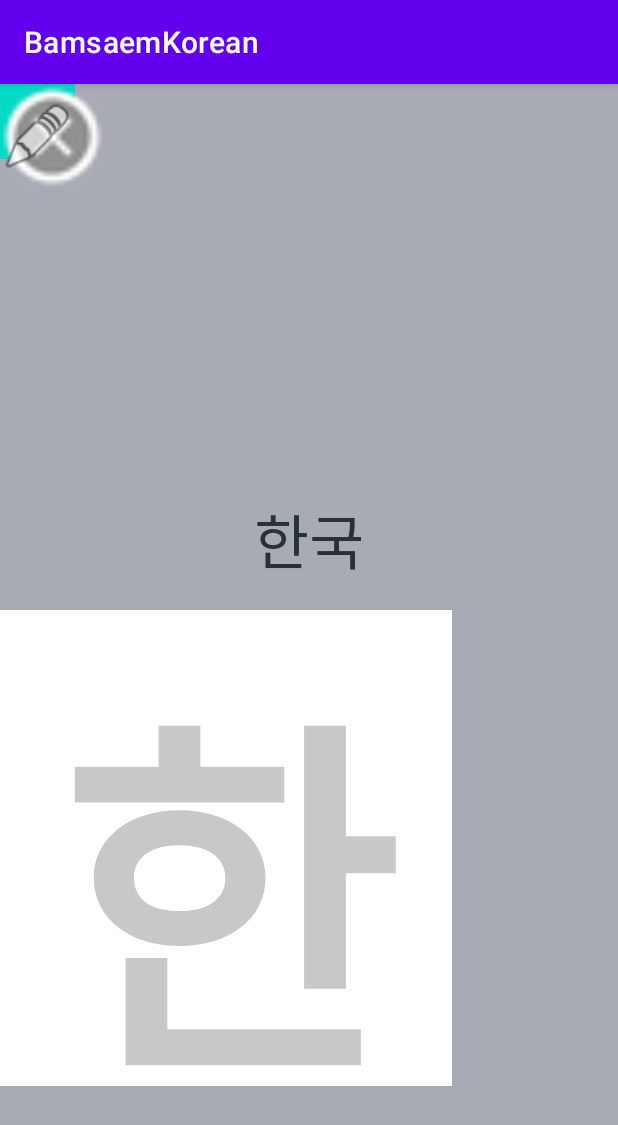
After one commit to MibSang/BamsaemKorean, an Android app: the MainActivity2 screen opened directly, with no data from a screen before it, on a phone screen of 412 x 824 dp. The commit adds this screen. Shown: the top 1125 px of the screen. Run offline under Robolectric (Android 15) with nearby library versions, the phone set to English and light mode, and no system bars.

Commit message:
쓰기 연습 레이아웃

```diff
--- a/app/src/main/AndroidManifest.xml
+++ b/app/src/main/AndroidManifest.xml
@@ -3,10 +3,12 @@
     package="com.example.bamsaemkorean">
 
     <queries>
-        <package android:name="com.google.android.googlequicksearchbox"/>
+        <package android:name="com.google.android.googlequicksearchbox" />
     </queries>
-    <uses-permission android:name="android.permission.RECORD_AUDIO"/>
-    <uses-permission android:name="android.permission.INTERNET"/>
+
+    <uses-permission android:name="android.permission.RECORD_AUDIO" />
+    <uses-permission android:name="android.permission.INTERNET" />
+
     <application
         android:allowBackup="true"
         android:icon="@mipmap/ic_launcher"
@@ -15,14 +17,17 @@
         android:supportsRtl="true"
         android:theme="@style/Theme.BamsaemKorean">
         <activity
+            android:name=".MainActivity2"
+            android:exported="false" />
+        <activity
             android:name=".MainActivity"
             android:exported="true">
             <intent-filter>
                 <action android:name="android.intent.action.MAIN" />
+
                 <category android:name="android.intent.category.LAUNCHER" />
             </intent-filter>
         </activity>
-
     </application>
 
 </manifest>
--- /dev/null
+++ b/app/src/main/java/com/example/bamsaemkorean/MainActivity2.java
@@ -0,0 +1,14 @@
+package com.example.bamsaemkorean;
+
+import androidx.appcompat.app.AppCompatActivity;
+
+import android.os.Bundle;
+
+public class MainActivity2 extends AppCompatActivity {
+
+    @Override
+    protected void onCreate(Bundle savedInstanceState) {
+        super.onCreate(savedInstanceState);
+        setContentView(R.layout.activity_main2);
+    }
+}
--- /dev/null
+++ b/app/src/main/res/layout/activity_main2.xml
@@ -0,0 +1,84 @@
+<?xml version="1.0" encoding="utf-8"?>
+<androidx.constraintlayout.widget.ConstraintLayout xmlns:android="http://schemas.android.com/apk/res/android"
+    xmlns:app="http://schemas.android.com/apk/res-auto"
+    xmlns:tools="http://schemas.android.com/tools"
+
+
+    android:id="@+id/coordinatorLayout"
+    android:layout_width="match_parent"
+    android:layout_height="match_parent"
+    android:background="#FFFFFF"
+    android:backgroundTint="@android:color/system_neutral2_300"
+    tools:targetApi="s">
+
+    <TextView
+        android:id="@+id/textView8"
+        android:layout_width="100dp"
+        android:layout_height="50dp"
+        android:layout_marginEnd="156dp"
+        android:layout_marginBottom="444dp"
+        android:text="한국"
+        android:textAlignment="center"
+        android:textColor="#263238"
+        android:textSize="40sp"
+        app:layout_constraintBottom_toBottomOf="parent"
+        app:layout_constraintEnd_toEndOf="parent" />
+
+    <TextView
+        android:id="@+id/textView9"
+        android:layout_width="50dp"
+        android:layout_height="50dp"
+        android:background="@color/purple_700"
+        android:text="한"
+        android:textAlignment="center"
+        android:textColor="@color/white"
+        android:textSize="34sp"
+        tools:ignore="TextContrastCheck"
+        tools:layout_editor_absoluteX="157dp"
+        tools:layout_editor_absoluteY="121dp" />
+
+    <TextView
+        android:id="@+id/textView10"
+        android:layout_width="50dp"
+        android:layout_height="50dp"
+        android:background="@color/teal_200"
+        android:text="국"
+        android:textAlignment="center"
+        android:textColor="@color/white"
+        android:textSize="34sp"
+        tools:layout_editor_absoluteX="207dp"
+        tools:layout_editor_absoluteY="121dp" />
+
+    <TextView
+        android:id="@+id/textView11"
+        android:layout_width="301dp"
+        android:layout_height="317dp"
+        android:layout_marginBottom="100dp"
+        android:background="@color/white"
+        android:backgroundTint="@color/white"
+        android:text="한"
+        android:textAlignment="center"
+        android:textAllCaps="false"
+        android:textColor="@color/cardview_shadow_start_color"
+        android:textSize="250sp"
+        android:textStyle="bold"
+        app:layout_constraintBottom_toBottomOf="parent"
+        tools:layout_editor_absoluteX="54dp" />
+
+    <ImageView
+        android:id="@+id/imageView"
+        android:layout_width="70dp"
+        android:layout_height="70dp"
+        app:srcCompat="@android:drawable/presence_offline"
+        tools:layout_editor_absoluteX="332dp"
+        tools:layout_editor_absoluteY="44dp" />
+
+    <ImageView
+        android:id="@+id/imageView2"
+        android:layout_width="50dp"
+        android:layout_height="70dp"
+        app:srcCompat="@android:drawable/ic_menu_edit"
+        tools:layout_editor_absoluteX="155dp"
+        tools:layout_editor_absoluteY="51dp" />
+
+</androidx.constraintlayout.widget.ConstraintLayout>
--- a/app/src/main/res/values/strings.xml
+++ b/app/src/main/res/values/strings.xml
@@ -1,3 +1,5 @@
 <resources>
     <string name="app_name">BamsaemKorean</string>
+    <string name="title">한국</string>
+    <string name="textview">TextView</string>
 </resources>
```
